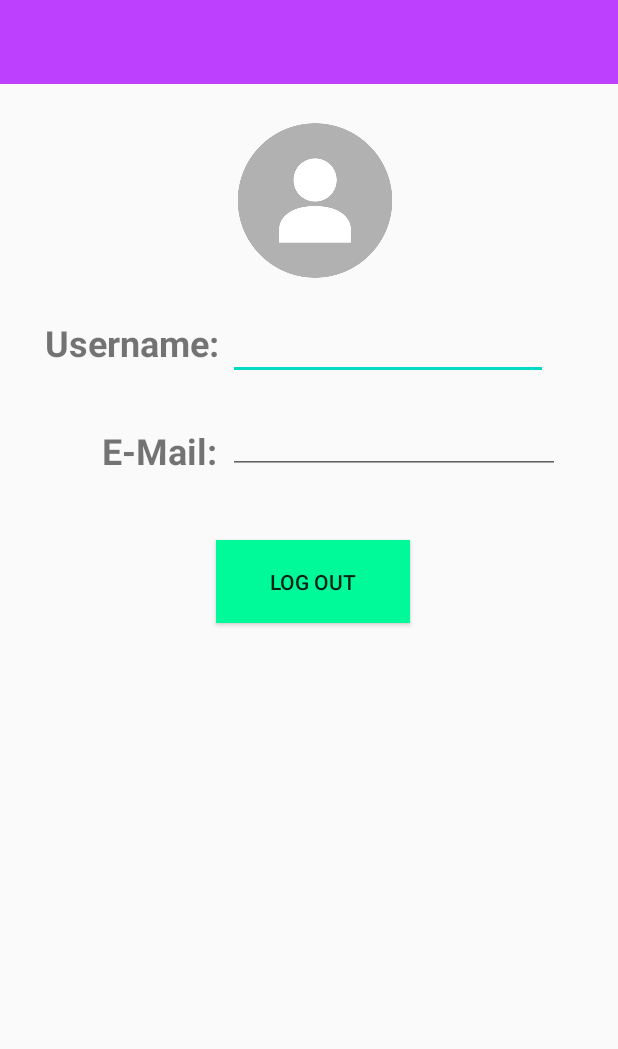
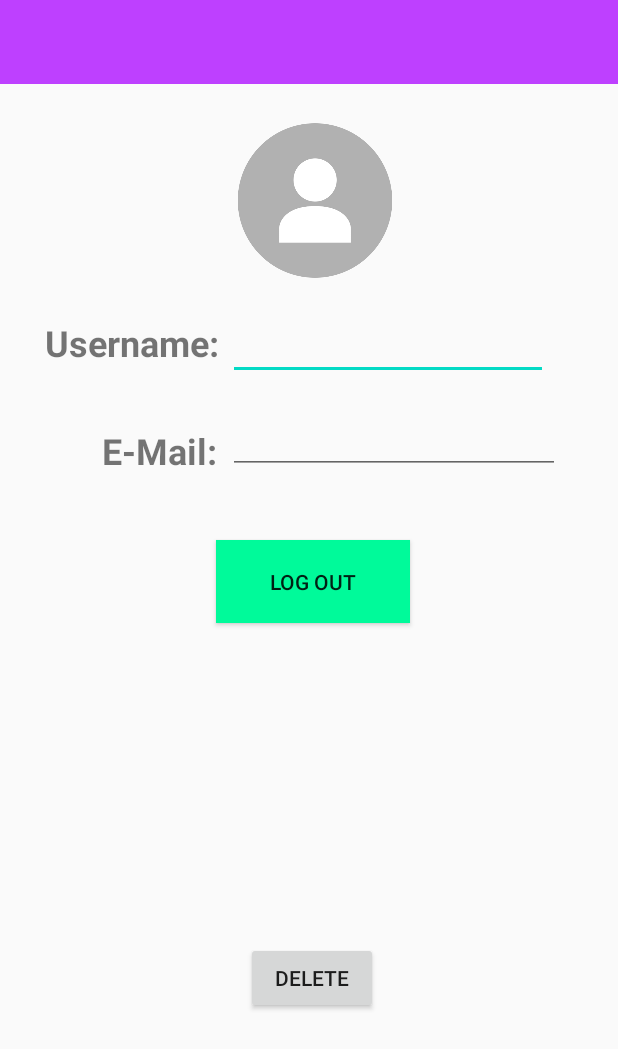
Before and after one commit to lara-ozyegen/ARtIE1.0, an Android app: the Profile screen opened directly, with no data from a screen before it, on a phone screen of 412 x 824 dp. Shown: the top 1049 px of the screen. Run offline under Robolectric (Android 15) with nearby library versions, the phone set to English and light mode, and no system bars; our stand-ins replace Firebase (no records; nobody signed in at launch, a user with empty details on screens opened directly).

Commit message:
delete account

```diff
--- a/app/build.gradle
+++ b/app/build.gradle
@@ -55,7 +55,6 @@ dependencies {
 }
 
 
-
 sceneform.asset('sampledata/heartretop9.fbx', // 'Source Asset Path' specified during import.
         'default',                    // 'Material Path' specified during import.
         'sampledata/1410 Heart.sfa', // '.sfa Output Path' specified during import.
--- a/app/src/main/java/com/example/artie10/ARScreen.java
+++ b/app/src/main/java/com/example/artie10/ARScreen.java
@@ -90,7 +90,7 @@ public class ARScreen extends AppCompatActivity {
         //View screenView = view.getRootView();
         ////screenView.setDrawingCacheEnabled(true);
 
-        View view1 = view.getRootView();
+        View view1 = getWindow().getDecorView().getRootView();
         view1.setDrawingCacheEnabled(true);
 
         int height = view1.getHeight();
@@ -108,7 +108,8 @@ public class ARScreen extends AppCompatActivity {
         //if (bgDrawable != null)
             bgDrawable.draw(canvas);
         //else
-            canvas.drawColor(Color.TRANSPARENT);
+           // canvas.drawColor(Color.TRANSPARENT);
+        view1.draw( canvas);
         view1.draw( canvas);
 
         //create file
--- a/app/src/main/res/layout/activity_profile.xml
+++ b/app/src/main/res/layout/activity_profile.xml
@@ -77,4 +77,15 @@
         app:layout_constraintStart_toStartOf="parent"
         app:layout_constraintTop_toTopOf="parent" />
 
+    <Button
+        android:id="@+id/delete"
+        android:layout_width="wrap_content"
+        android:layout_height="wrap_content"
+        android:layout_marginEnd="160dp"
+        android:layout_marginBottom="148dp"
+        android:text="DELETE"
+        app:layout_constraintBottom_toBottomOf="parent"
+        app:layout_constraintEnd_toEndOf="parent" />
+
+
 </androidx.constraintlayout.widget.ConstraintLayout>
```
Also changed, not shown: app/src/main/java/com/example/artie10/LoginScreen.java (+7 -1 lines), app/src/main/java/com/example/artie10/MainActivity.java (+13 -1 lines), app/src/main/java/com/example/artie10/Profile.java (+41 -0 lines).
